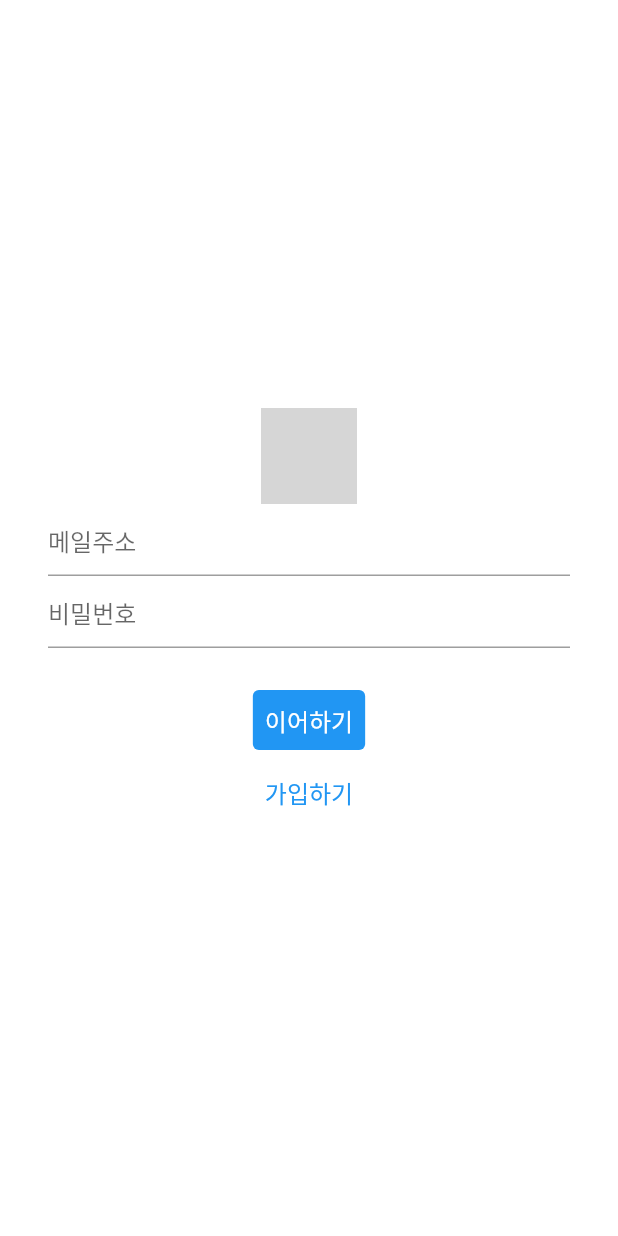
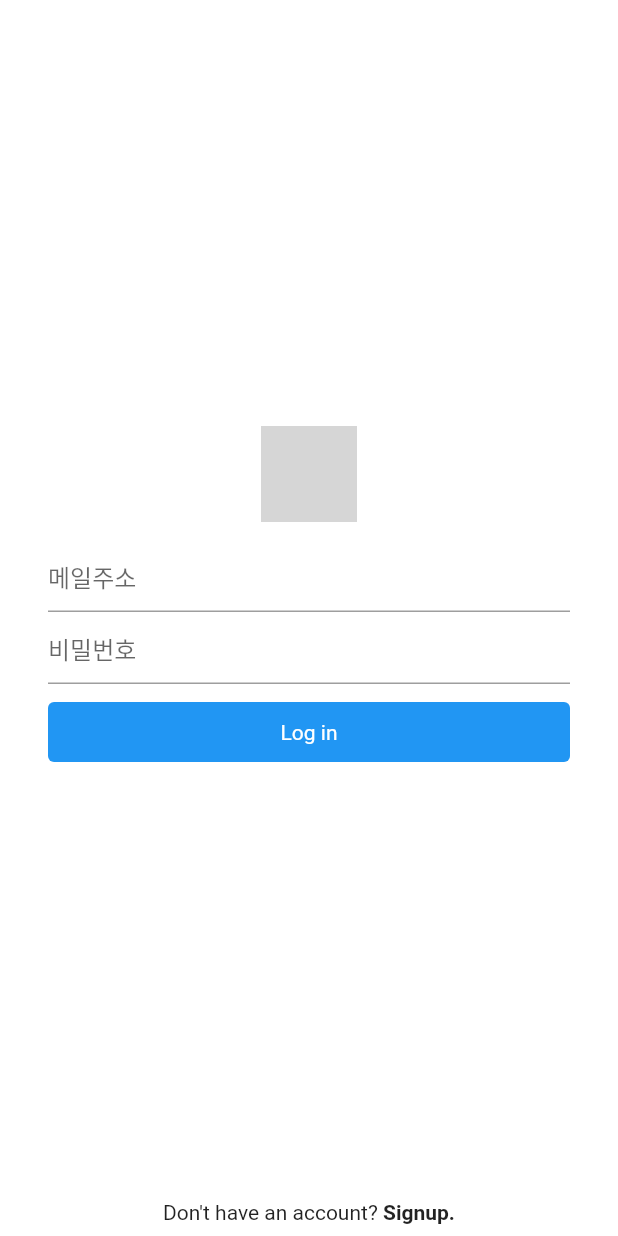
Before and after one commit to Dawon00/snack-party, a Flutter app: the LoginScreen screen opened directly, on a phone screen of 412 x 824 dp. Run offline on Flutter 3.47's test engine with Material 2 defaults, Android fonts, the light colour scheme and no system bars; our stand-ins replace cloud_firestore, firebase_auth, firebase_core, flutter_form_builder; accounts and stored records are empty; network calls fail; grey boxes are pictures that could not be loaded.

Commit message:
FEAT - 로그인 기능 구현

```diff
--- a/lib/screen/login_screen.dart
+++ b/lib/screen/login_screen.dart
@@ -1,4 +1,6 @@
+import 'package:firebase_auth/firebase_auth.dart';
 import 'package:flutter/material.dart';
+import 'package:snackparty/screen/home_screen.dart';
 import 'package:snackparty/screen/signup_screen.dart';
 
 class LoginScreen extends StatefulWidget {
@@ -11,6 +13,50 @@ class LoginScreen extends StatefulWidget {
 class _LoginScreenState extends State<LoginScreen> {
   final TextEditingController _emailController = TextEditingController();
   final TextEditingController _passwordController = TextEditingController();
+  bool _isLoading = false;
+
+  void loginUser() async {
+    setState(() {
+      _isLoading = true;
+    });
+
+    try {
+      FirebaseAuth auth = FirebaseAuth.instance;
+      String email = _emailController.text;
+      String password = _passwordController.text;
+
+      // 모든 필드 값이 isNotEmpty일 경우 로그인 진행
+      if (email.isNotEmpty && password.isNotEmpty) {
+        // 로그인 진행
+        await auth.signInWithEmailAndPassword(email: email, password: password);
+
+        // HomeScreen으로 화면 전환
+        Navigator.of(context).pushReplacement(
+          MaterialPageRoute(
+            builder: ((context) => const HomeScreen()),
+          ),
+        );
+      } else {
+        // 필드 값이 비어있는 경우 SnackBar에 필드 입력 메시지 출력
+        ScaffoldMessenger.of(context).showSnackBar(
+          const SnackBar(
+            content: Text("Please enter all the fields"),
+          ),
+        );
+      }
+    } catch (err) {
+      // 오류 발생시 SnackBar에 오류 출력
+      ScaffoldMessenger.of(context).showSnackBar(
+        SnackBar(
+          content: Text(err.toString()),
+        ),
+      );
+    }
+
+    setState(() {
+      _isLoading = false;
+    });
+  }
 
   @override
   Widget build(BuildContext context) {
@@ -32,6 +78,9 @@ class _LoginScreenState extends State<LoginScreen> {
                 'https://upload.wikimedia.org/wikipedia/en/thumb/3/37/MapleStory.SVG/1200px-MapleStory.SVG.png',
                 height: 64,
               ),
+              const SizedBox(
+                height: 12,
+              ),
               // email input field
               TextField(
                 decoration: const InputDecoration(
@@ -49,46 +98,64 @@ class _LoginScreenState extends State<LoginScreen> {
                 obscureText: true,
               ),
               const SizedBox(
-                height: 24,
+                height: 12,
               ),
               // login button
-              TextButton(
-                onPressed: () {},
-                style: ButtonStyle(
-                  backgroundColor: MaterialStateProperty.all(Colors.blue),
-                  overlayColor: MaterialStateProperty.all(
-                    Colors.white.withOpacity(0.1),
+              InkWell(
+                onTap: loginUser,
+                child: Container(
+                  width: double.infinity,
+                  alignment: Alignment.center,
+                  padding: const EdgeInsets.symmetric(vertical: 12),
+                  decoration: const ShapeDecoration(
+                    shape: RoundedRectangleBorder(
+                      borderRadius: BorderRadius.all(Radius.circular(4)),
+                    ),
+                    color: Colors.blue,
                   ),
-                ),
-                child: const Text(
-                  '이어하기',
-                  style: TextStyle(
-                    color: Colors.white,
-                    fontSize: 16,
-                  ),
-                ),
-              ),
-              // signup button
-              TextButton(
-                onPressed: () {
-                  Navigator.push(
-                    context,
-                    MaterialPageRoute(
-                      builder: (_) => const SignupScreen(),
-                    ),
-                  );
-                },
-                child: const Text(
-                  '가입하기',
-                  style: TextStyle(
-                    color: Colors.blue,
-                    fontSize: 16,
-                  ),
+                  child: !_isLoading
+                      ? const Text(
+                          'Log in',
+                          style: TextStyle(
+                            color: Colors.white,
+                          ),
+                        )
+                      : const CircularProgressIndicator(
+                          color: Colors.white,
+                        ),
                 ),
               ),
               Flexible(
                 flex: 2,
                 child: Container(),
+              ),
+              // signup button
+              Row(
+                mainAxisAlignment: MainAxisAlignment.center,
+                children: [
+                  Container(
+                    padding: const EdgeInsets.symmetric(vertical: 8),
+                    child: const Text(
+                      "Don't have an account?",
+                    ),
+                  ),
+                  GestureDetector(
+                    onTap: () => Navigator.of(context).push(
+                      MaterialPageRoute(
+                        builder: (context) => const SignupScreen(),
+                      ),
+                    ),
+                    child: Container(
+                      padding: const EdgeInsets.symmetric(vertical: 8),
+                      child: const Text(
+                        ' Signup.',
+                        style: TextStyle(
+                          fontWeight: FontWeight.bold,
+                        ),
+                      ),
+                    ),
+                  ),
+                ],
               ),
             ],
           ),
@@ -96,4 +163,11 @@ class _LoginScreenState extends State<LoginScreen> {
       ),
     );
   }
+
+  @override
+  void dispose() {
+    super.dispose();
+    _emailController.dispose();
+    _passwordController.dispose();
+  }
 }
```
